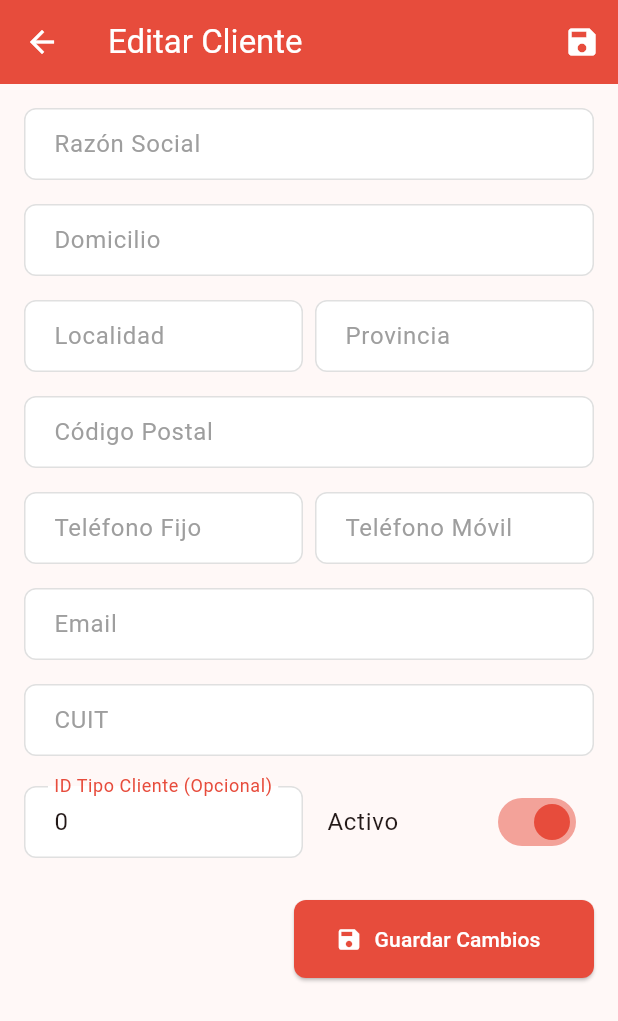
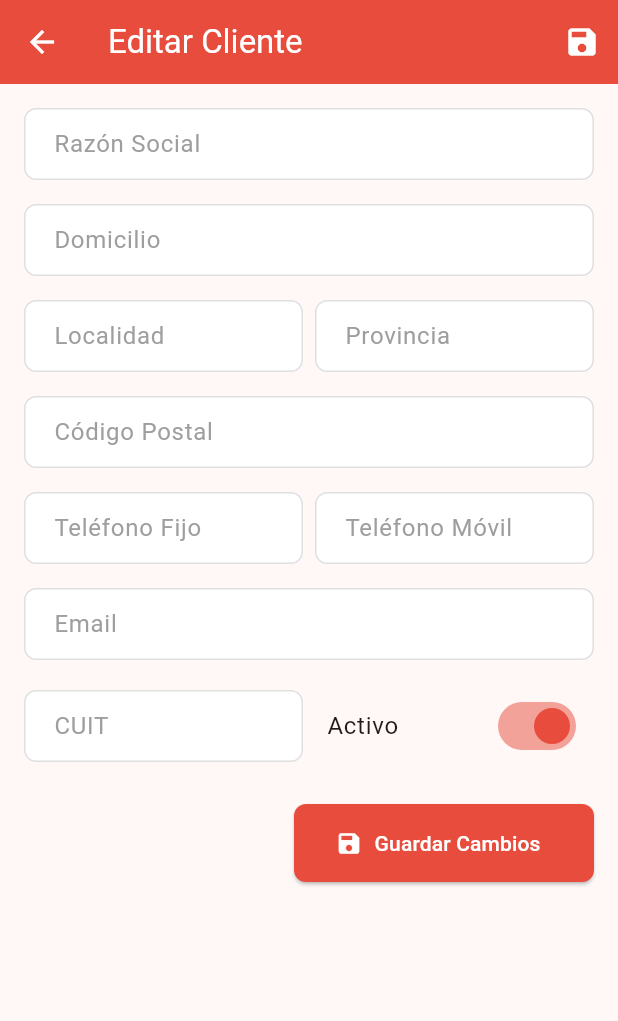
Before and after one commit to jfpetrelli/sist_tickets, a Flutter app: the EditClienteScreen screen opened directly with empty values, on a phone screen of 412 x 824 dp. Shown: the top 1021 px of the screen. Run offline on Flutter 3.47's test engine with Material 3 defaults, Android fonts, the phone set to English and light mode, and no system bars; our stand-ins replace dio, file_picker, fl_chart, flutter_secure_storage, image_picker, pdf and 2 more; missing offline and left inert: dart:html; accounts and stored records are empty.

Commit message:
delete tipocliente

```diff
--- a/lib/screens/clientes/edit_cliente_screen.dart
+++ b/lib/screens/clientes/edit_cliente_screen.dart
@@ -390,26 +390,17 @@ class _EditClienteScreenState extends State<EditClienteScreen> {
                   return null; // Email es opcional pero si se ingresa, debe ser válido
                 },
               ),
+
               const SizedBox(height: 16),
-              TextFormField(
-                controller: _cuitController,
-                decoration: const InputDecoration(
-                  labelText: 'CUIT',
-                  border: OutlineInputBorder(),
-                ),
-              ),
-              const SizedBox(height: 16),
-              // ID Tipo Cliente + Toggle Activo lado a lado
               Row(
                 children: [
                   Expanded(
                     child: TextFormField(
-                      controller: _idTipoClienteController,
+                      controller: _cuitController,
                       decoration: const InputDecoration(
-                        labelText: 'ID Tipo Cliente (Opcional)',
+                        labelText: 'CUIT',
                         border: OutlineInputBorder(),
                       ),
-                      keyboardType: TextInputType.number,
                     ),
                   ),
                   const SizedBox(width: 8),
```
